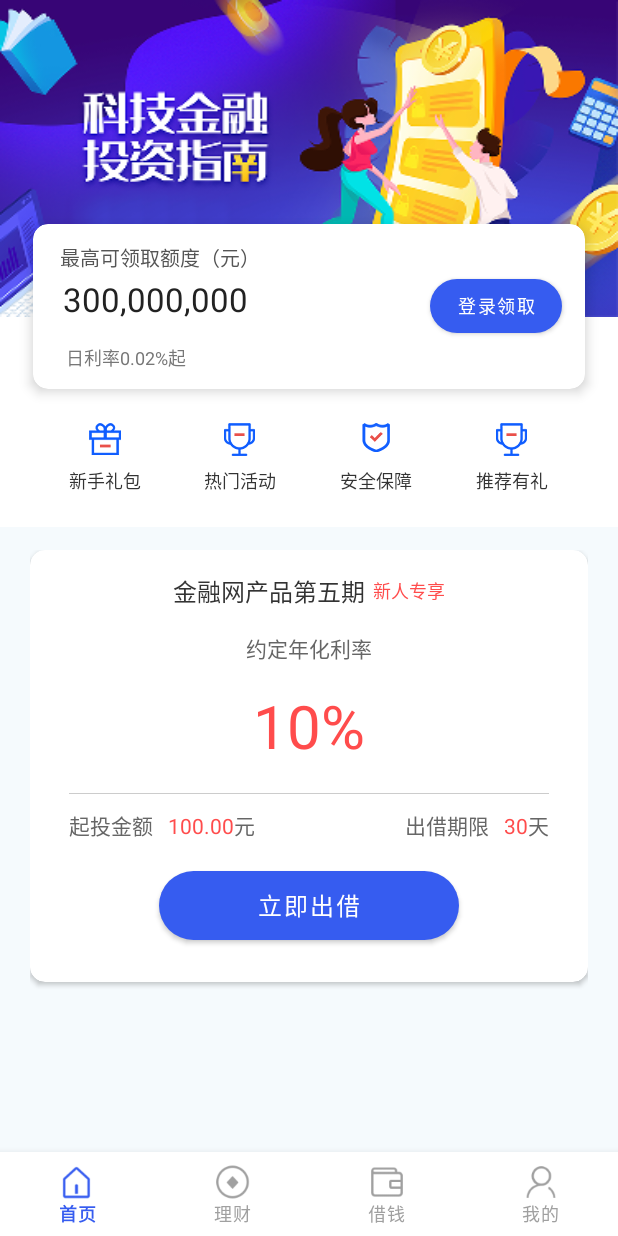
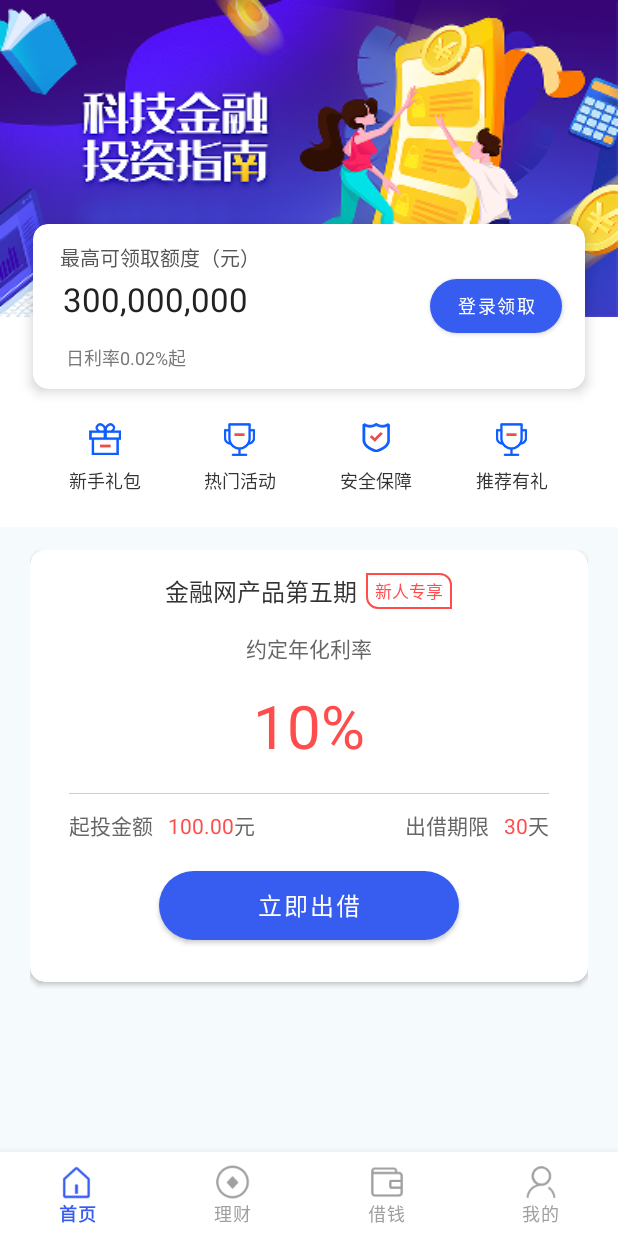
Before and after one commit to Xzhaohao/financial, an Android app: the screen it shows after launch (MainActivity), on a phone screen of 412 x 824 dp. Run offline under Robolectric (Android 15) with nearby library versions, the phone set to English and light mode, and no system bars.

Commit message:
指定方向圆角按钮

```diff
--- /dev/null
+++ b/app/src/main/java/org/kuro/financial/view/button/RoundButton.java
@@ -0,0 +1,64 @@
+package org.kuro.financial.view.button;
+
+import android.annotation.SuppressLint;
+import android.content.Context;
+import android.content.res.ColorStateList;
+import android.util.AttributeSet;
+import android.view.MotionEvent;
+
+import androidx.appcompat.widget.AppCompatButton;
+
+import org.kuro.financial.R;
+
+public class RoundButton extends AppCompatButton {
+
+    private ColorStateList colorStateListForTextColorForPressed;
+    private ColorStateList colorStateListTemp = null;
+
+
+    public RoundButton(Context context) {
+        super(context);
+        init(context, null, 0);
+    }
+
+    /**
+     * xml引入方式
+     */
+    public RoundButton(Context context, AttributeSet attrs) {
+        super(context, attrs, R.attr.RoundButtonStyle);
+        init(context, attrs, R.attr.RoundButtonStyle);
+    }
+
+    public RoundButton(Context context, AttributeSet attrs, int defStyleAttr) {
+        super(context, attrs, defStyleAttr);
+        init(context, attrs, defStyleAttr);
+    }
+
+
+    private void init(Context context, AttributeSet attrs, int defStyleAttr) {
+        RoundButtonDrawable mRoundButtonDrawable = RoundButtonDrawable.obtainAttributeData(context, attrs, defStyleAttr);
+        colorStateListForTextColorForPressed = mRoundButtonDrawable.getColorStateListForTextColorForPressed();
+        // 处理原按钮padding
+        int[] padding = new int[]{this.getPaddingLeft(), this.getPaddingTop(), this.getPaddingRight(), this.getPaddingBottom()};
+        // 将drawable设置给当前Button
+        this.setBackground(mRoundButtonDrawable);
+        this.setPadding(padding[0], padding[1], padding[2], padding[3]);
+    }
+
+    @SuppressLint("ClickableViewAccessibility")
+    @Override
+    public boolean onTouchEvent(MotionEvent event) {
+
+        switch (event.getAction()) {
+            case MotionEvent.ACTION_DOWN:
+                colorStateListTemp = getTextColors();
+                this.setTextColor(colorStateListForTextColorForPressed);
+
+                break;
+            case MotionEvent.ACTION_UP:
+                this.setTextColor(colorStateListTemp);
+                break;
+        }
+        return true;
+    }
+}
--- /dev/null
+++ b/app/src/main/java/org/kuro/financial/view/button/RoundButtonDrawable.java
@@ -0,0 +1,103 @@
+package org.kuro.financial.view.button;
+
+import android.content.Context;
+import android.content.res.ColorStateList;
+import android.content.res.TypedArray;
+import android.graphics.Rect;
+import android.graphics.drawable.GradientDrawable;
+import android.util.AttributeSet;
+
+import org.kuro.financial.R;
+
+public class RoundButtonDrawable extends GradientDrawable {
+
+    /**
+     * 标记是否圆角为指定View的高度的一半，假如用在Button中，会表现为左右为圆角的button
+     */
+    private boolean isRadiusAdjustBounds = true;
+    private final int textColorForPress = 0;
+    private ColorStateList colorStateListForTextColorForPressed;
+
+    public static RoundButtonDrawable obtainAttributeData(Context context, AttributeSet attributeSet, int defStyleAttr) {
+
+        RoundButtonDrawable roundButtonDrawable = new RoundButtonDrawable();
+        roundButtonDrawable.initAttributeData(context, attributeSet, defStyleAttr, roundButtonDrawable);
+        return roundButtonDrawable;
+    }
+
+
+    @Override
+    protected void onBoundsChange(Rect r) {
+        super.onBoundsChange(r);
+        if (isRadiusAdjustBounds) {
+            //四角半径为最短边的一半
+            setCornerRadius(Math.min(r.width(), r.height()) / 2);
+        }
+    }
+
+    private void initAttributeData(Context context, AttributeSet attributeSet, int defStyleAttr, RoundButtonDrawable mRoundButtonDrawable) {
+
+        TypedArray typedArray = context.obtainStyledAttributes(attributeSet, R.styleable.RoundButton, defStyleAttr, 0);
+        int radius = typedArray.getDimensionPixelSize(R.styleable.RoundButton_radius, 0);
+        int radiusTopLeft = typedArray.getDimensionPixelSize(R.styleable.RoundButton_radiusForTopLeft, 0);
+        int radiusTopRight = typedArray.getDimensionPixelSize(R.styleable.RoundButton_radiusForTopRight, 0);
+        int radiusBottomLeft = typedArray.getDimensionPixelSize(R.styleable.RoundButton_radiusForBottomLeft, 0);
+        int radiusBottomRight = typedArray.getDimensionPixelSize(R.styleable.RoundButton_radiusForBottomRight, 0);
+
+        // 默认2px
+        int borderWidth = typedArray.getDimensionPixelSize(R.styleable.RoundButton_borderWidth, 2);
+
+        boolean attrForisRadiusAutoHalf = typedArray.getBoolean(R.styleable.RoundButton_isRadiusAutoHalf, false);
+
+        // 默认不透明
+        int alpha = typedArray.getInteger(R.styleable.RoundButton_alphaForDrawable, 255);
+
+
+        colorStateListForTextColorForPressed = typedArray.getColorStateList(R.styleable.RoundButton_textColorForPressed);
+
+        ColorStateList colorStateListForBgColor = typedArray.getColorStateList(R.styleable.RoundButton_bgColor);
+        ColorStateList colorStateListForBorderColor = typedArray.getColorStateList(R.styleable.RoundButton_borderColor);
+
+        typedArray.recycle();
+
+        // 设置关键数据
+        super.setColor(colorStateListForBgColor);
+        super.setStroke(borderWidth, colorStateListForBorderColor);
+        super.setAlpha(alpha);
+        // 下面开始处理四角的半径
+        if (radiusBottomLeft > 0 || radiusBottomRight > 0 || radiusTopLeft > 0 || radiusTopRight > 0) {
+            // 如果这四个角有一个值不为0，说明按钮的角要单独调整
+            // 构建float数组，每两个值为一组，分别作为左上，右上，右下，左下的半径值
+            float[] radii = new float[]{
+                    radiusTopLeft, radiusTopLeft,
+                    radiusTopRight, radiusTopRight,
+
+                    radiusBottomRight, radiusBottomRight,
+                    radiusBottomLeft, radiusBottomLeft
+            };
+            mRoundButtonDrawable.setCornerRadii(radii);
+            attrForisRadiusAutoHalf = false;
+        } else {
+            //如果四个角的值不指定，那么全部设置为一样的
+            mRoundButtonDrawable.setCornerRadius(radius);
+            if (radius > 0) {
+                attrForisRadiusAutoHalf = false;
+            }
+        }
+        // 将是否处理为四角半径保存
+        mRoundButtonDrawable.setRadiusAdjustBounds(attrForisRadiusAutoHalf);
+    }
+
+
+    public void setRadiusAdjustBounds(boolean radiusAdjustBounds) {
+        isRadiusAdjustBounds = radiusAdjustBounds;
+    }
+
+    public ColorStateList getColorStateListForTextColorForPressed() {
+        return colorStateListForTextColorForPressed;
+    }
+
+    public void setColorStateListForTextColorForPressed(ColorStateList colorStateListForTextColorForPressed) {
+        this.colorStateListForTextColorForPressed = colorStateListForTextColorForPressed;
+    }
+}
--- a/app/src/main/res/layout/fragment_home.xml
+++ b/app/src/main/res/layout/fragment_home.xml
@@ -153,13 +153,21 @@
                         android:textColor="@color/blackText3"
                         android:textSize="16sp" />
 
-                    <TextView
+                    <org.kuro.financial.view.button.RoundButton
                         android:layout_width="wrap_content"
                         android:layout_height="wrap_content"
-                        android:layout_marginStart="5dp"
+                        android:layout_marginStart="6dp"
+                        android:paddingStart="6dp"
+                        android:paddingTop="3dp"
+                        android:paddingEnd="6dp"
+                        android:paddingBottom="3dp"
                         android:text="@string/home_newcomer_exclusive"
                         android:textColor="#ff4c4c"
-                        android:textSize="12sp" />
+                        android:textSize="11sp"
+                        app:borderColor="#ff4c4c"
+                        app:radiusForBottomLeft="7dp"
+                        app:radiusForTopRight="7dp"
+                        app:textColorForPressed="#ff4c4c" />
                 </LinearLayout>
 
                 <TextView
```
Also changed, not shown: app/src/main/res/values/attrs_round_button.xml (added, +24 -0 lines), 2 other files.
